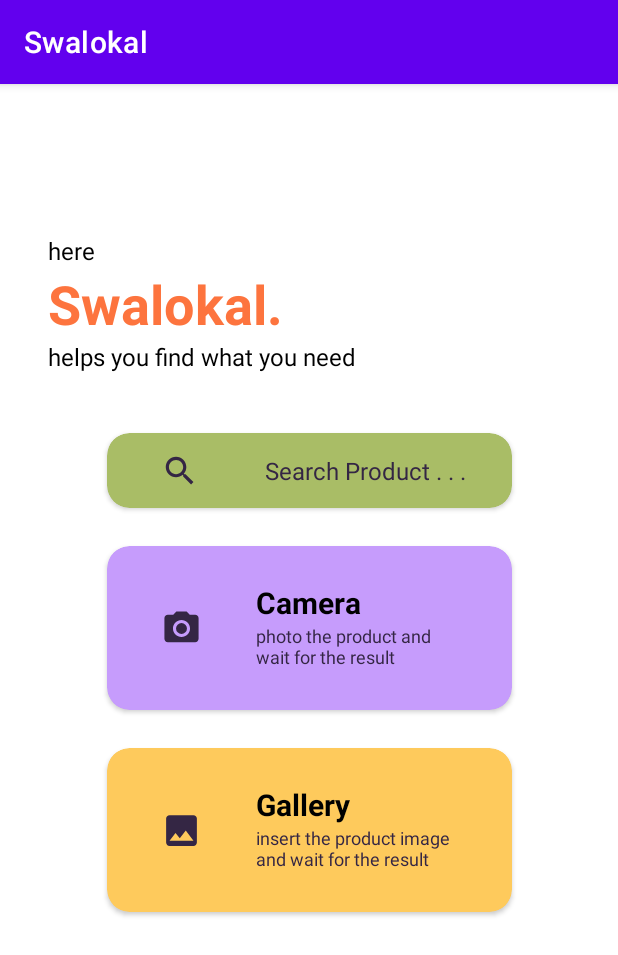
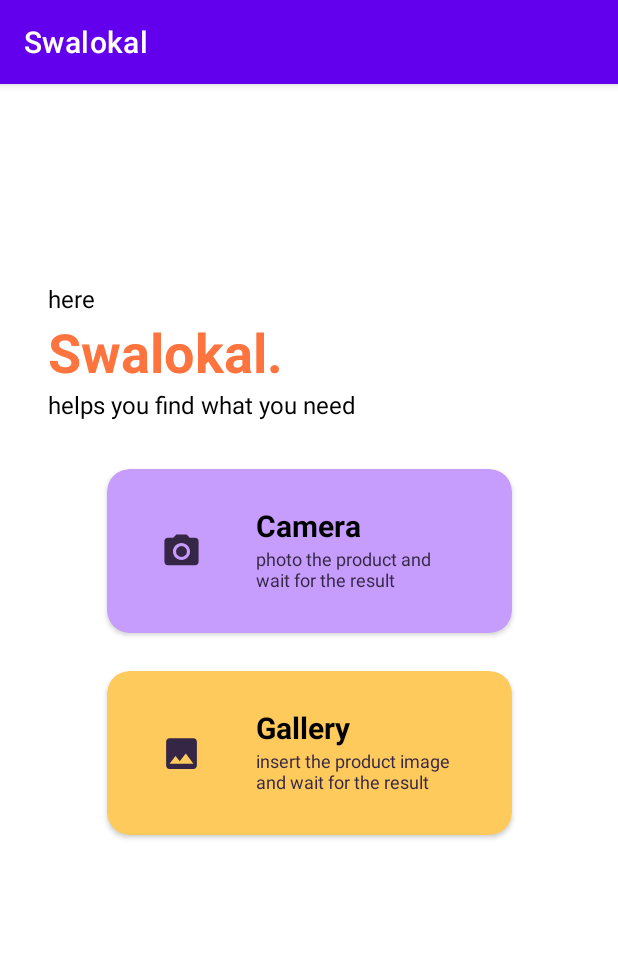
Before and after one commit to swalokal/Android-Development, an Android app: the screen it shows after launch (MainActivity), on a phone screen of 412 x 824 dp. Shown: the top 955 px of the screen. Run offline under Robolectric (Android 15) with nearby library versions, the phone set to English and light mode, and no system bars; 1 statement that could not run was skipped.

Commit message:
clean up

```diff
--- a/app/src/main/AndroidManifest.xml
+++ b/app/src/main/AndroidManifest.xml
@@ -43,7 +43,7 @@
             android:name=".ui.ProductImage.ProductImageActivity"
             android:exported="false" />
         <activity
-            android:name=".ui.CameraActivity"
+            android:name=".ui.Camera.CameraActivity"
             android:exported="false" />
         <activity
             android:name=".MainActivity"
--- a/app/src/main/java/com/capstone/swalokal/MainActivity.kt
+++ b/app/src/main/java/com/capstone/swalokal/MainActivity.kt
@@ -7,7 +7,7 @@ import androidx.appcompat.app.AppCompatActivity
 import android.os.Bundle
 import androidx.activity.result.contract.ActivityResultContracts
 import com.capstone.swalokal.databinding.ActivityMainBinding
-import com.capstone.swalokal.ui.CameraActivity
+import com.capstone.swalokal.ui.Camera.CameraActivity
 import com.capstone.swalokal.ui.ProductImage.ProductImageActivity
 import com.capstone.swalokal.ui.Search.SearchActivity
 import java.io.File
--- a/app/src/main/java/com/capstone/swalokal/ViewModelFactory.kt
+++ b/app/src/main/java/com/capstone/swalokal/ViewModelFactory.kt
@@ -5,7 +5,6 @@ import androidx.lifecycle.ViewModel
 import androidx.lifecycle.ViewModelProvider
 import com.capstone.swalokal.api.SwalokalRepository
 import com.capstone.swalokal.ui.ProductImage.ProductImageViewModel
-import com.capstone.swalokal.ui.Search.SearchViewModel
 
 class ViewModelFactory(private val repository: SwalokalRepository) :
     ViewModelProvider.Factory {
@@ -19,11 +18,6 @@ class ViewModelFactory(private val repository: SwalokalRepository) :
                 ProductImageViewModel(repository) as T
             }
 
-            modelClass.isAssignableFrom(SearchViewModel::class.java) -> {
-                SearchViewModel(repository) as T
-            }
-
-
             else -> throw IllegalArgumentException("Unknown ViewModel class: ${modelClass.name}")
         }
     }
--- a/app/src/main/java/com/capstone/swalokal/ui/CameraActivity.kt
+++ b/app/src/main/java/com/capstone/swalokal/ui/Camera/CameraActivity.kt
@@ -1,4 +1,4 @@
-package com.capstone.swalokal.ui
+package com.capstone.swalokal.ui.Camera
 
 import android.Manifest
 import android.content.Intent
--- a/app/src/main/res/layout/activity_main.xml
+++ b/app/src/main/res/layout/activity_main.xml
@@ -6,13 +6,13 @@
     android:layout_height="match_parent"
     tools:context=".MainActivity">
 
-
     <TextView
         android:id="@+id/textView"
         android:layout_width="wrap_content"
         android:layout_height="wrap_content"
         android:layout_marginStart="32dp"
-        android:text="here"
+        android:layout_marginTop="32dp"
+        android:text="@string/here"
         android:textColor="@color/black"
         android:textSize="16sp"
         app:layout_constraintStart_toStartOf="parent"
@@ -23,7 +23,7 @@
         android:id="@+id/textView2"
         android:layout_width="wrap_content"
         android:layout_height="wrap_content"
-        android:text="Swalokal."
+        android:text="@string/swalokal"
         android:textColor="@color/orange_crayola"
         android:textSize="36sp"
         android:textStyle="bold"
@@ -35,52 +35,12 @@
         android:id="@+id/textView3"
         android:layout_width="wrap_content"
         android:layout_height="wrap_content"
-        android:text="helps you find what you need"
+        android:text="@string/helps_you_find_what_you_need"
         android:textColor="@color/black"
         android:textSize="16sp"
         app:layout_constraintStart_toStartOf="@+id/textView2"
         app:layout_constraintTop_toBottomOf="@+id/textView2" />
 
-
-    <androidx.cardview.widget.CardView
-        android:id="@+id/searchProduct"
-        android:layout_width="270dp"
-        android:layout_height="50dp"
-        android:layout_marginTop="40dp"
-        android:backgroundTint="@color/olivine"
-        app:cardCornerRadius="15dp"
-        app:layout_constraintEnd_toEndOf="parent"
-        app:layout_constraintStart_toStartOf="parent"
-        app:layout_constraintTop_toBottomOf="@+id/textView3">
-
-        <androidx.constraintlayout.widget.ConstraintLayout
-            android:layout_width="match_parent"
-            android:layout_height="match_parent">
-
-            <ImageView
-                android:id="@+id/imageView2"
-                android:layout_width="wrap_content"
-                android:layout_height="wrap_content"
-                android:layout_marginStart="36dp"
-                android:contentDescription="cari barang"
-                android:src="@drawable/ic_search_25"
-                app:layout_constraintBottom_toBottomOf="parent"
-                app:layout_constraintStart_toStartOf="parent"
-                app:layout_constraintTop_toTopOf="parent" />
-
-            <TextView
-                android:layout_width="wrap_content"
-                android:layout_height="wrap_content"
-                android:layout_marginStart="44dp"
-                android:text="Search Product . . ."
-                android:textColor="@color/dark_purple"
-                android:textSize="16sp"
-                app:layout_constraintBottom_toBottomOf="parent"
-                app:layout_constraintStart_toEndOf="@+id/imageView2"
-                app:layout_constraintTop_toTopOf="parent" />
-
-        </androidx.constraintlayout.widget.ConstraintLayout>
-    </androidx.cardview.widget.CardView>
 
     <androidx.cardview.widget.CardView
         android:id="@+id/galleryOption"
@@ -103,6 +63,7 @@
                 android:layout_width="wrap_content"
                 android:layout_height="wrap_content"
                 android:layout_marginStart="36dp"
+                android:contentDescription="@string/gallery"
                 android:src="@drawable/ic_gallery_27"
                 app:layout_constraintBottom_toBottomOf="parent"
                 app:layout_constraintStart_toStartOf="parent"
@@ -114,7 +75,7 @@
                 android:layout_height="wrap_content"
                 android:layout_marginStart="36dp"
                 android:layout_marginTop="24dp"
-                android:text="Gallery"
+                android:text="@string/gallery"
                 android:textColor="@color/black"
                 android:textSize="20sp"
                 android:textStyle="bold"
@@ -126,7 +87,7 @@
                 android:layout_height="wrap_content"
                 android:layout_marginStart="36dp"
                 android:layout_marginEnd="36dp"
-                android:text="insert the product image and wait for the result"
+                android:text="@string/insert_the_product_image_and_wait_for_the_result"
                 android:textColor="@color/dark_purple"
                 android:textSize="12sp"
                 app:layout_constraintEnd_toEndOf="parent"
@@ -139,12 +100,12 @@
         android:id="@+id/cameraOption"
         android:layout_width="270dp"
         android:layout_height="109dp"
-        android:layout_marginTop="25dp"
+        android:layout_marginTop="32dp"
         android:backgroundTint="@color/mauve"
         app:cardCornerRadius="15dp"
         app:layout_constraintEnd_toEndOf="parent"
         app:layout_constraintStart_toStartOf="parent"
-        app:layout_constraintTop_toBottomOf="@+id/searchProduct">
+        app:layout_constraintTop_toBottomOf="@+id/textView3">
 
         <androidx.constraintlayout.widget.ConstraintLayout
             android:layout_width="match_parent"
@@ -155,6 +116,7 @@
                 android:layout_width="wrap_content"
                 android:layout_height="wrap_content"
                 android:layout_marginStart="36dp"
+                android:contentDescription="@string/camera"
                 android:src="@drawable/ic_camera_27"
                 app:layout_constraintBottom_toBottomOf="parent"
                 app:layout_constraintStart_toStartOf="parent"
@@ -166,7 +128,7 @@
                 android:layout_height="wrap_content"
                 android:layout_marginStart="36dp"
                 android:layout_marginTop="24dp"
-                android:text="Camera"
+                android:text="@string/camera"
                 android:textColor="@color/black"
                 android:textSize="20sp"
                 android:textStyle="bold"
@@ -178,7 +140,7 @@
                 android:layout_height="wrap_content"
                 android:layout_marginStart="36dp"
                 android:layout_marginEnd="36dp"
-                android:text="photo the product and wait for the result"
+                android:text="@string/photo_the_product_and_wait_for_the_result"
                 android:textColor="@color/dark_purple"
                 android:textSize="12sp"
                 app:layout_constraintEnd_toEndOf="parent"
@@ -186,7 +148,6 @@
                 app:layout_constraintTop_toBottomOf="@+id/textView4" />
         </androidx.constraintlayout.widget.ConstraintLayout>
     </androidx.cardview.widget.CardView>
-
 
     <androidx.constraintlayout.widget.Guideline
         android:id="@+id/guideline1"
--- a/app/src/main/res/layout/activity_product_image.xml
+++ b/app/src/main/res/layout/activity_product_image.xml
@@ -22,7 +22,7 @@
         android:background="@drawable/radius_15"
         android:layout_height="62dp"
         android:layout_marginTop="24dp"
-        android:text="find"
+        android:text="@string/find"
         app:layout_constraintEnd_toEndOf="parent"
         app:layout_constraintStart_toStartOf="parent"
         app:layout_constraintTop_toBottomOf="@+id/previewImageView" />
--- a/app/src/main/res/values/strings.xml
+++ b/app/src/main/res/values/strings.xml
@@ -1,4 +1,19 @@
 <resources>
     <string name="app_name">Swalokal</string>
     <string name="title_activity_maps">MapsActivity</string>
+    <string name="here">here</string>
+    <string name="swalokal">Swalokal.</string>
+    <string name="helps_you_find_what_you_need">helps you find what you need</string>
+    <string name="gallery">Gallery</string>
+    <string name="insert_the_product_image_and_wait_for_the_result">insert the product image and wait for the result</string>
+    <string name="camera">Camera</string>
+    <string name="photo_the_product_and_wait_for_the_result">photo the product and wait for the result</string>
+    <string name="find">find</string>
+    <string name="swith_camera">swith camera</string>
+    <string name="result_for">Result for</string>
+    <string name="expand">expand</string>
+    <string name="foto_toko">Foto Toko</string>
+    <string name="nama_toko">Nama Toko</string>
+    <string name="_100_m">100 m</string>
+    <string name="icon_route">Icon Route</string>
 </resources>
```
Also changed, not shown: app/src/main/java/com/capstone/swalokal/ui/DetailStore/DetailStoreActivity.kt (deleted, +0 -48 lines), app/src/main/java/com/capstone/swalokal/ui/Maps/MapsActivity.kt (+4 -18 lines), app/src/main/java/com/capstone/swalokal/ui/Search/SearchActivity.kt (deleted, +0 -105 lines), app/src/main/java/com/capstone/swalokal/ui/Search/SearchViewModel.kt (deleted, +0 -14 lines), app/src/main/java/com/capstone/swalokal/ui/SearchAdapter.kt (deleted, +0 -74 lines), app/src/main/res/layout/activity_camera.xml (+5 -3 lines), app/src/main/res/layout/activity_detail_store.xml (deleted, +0 -94 lines), app/src/main/res/layout/activity_maps.xml (+17 -15 lines), app/src/main/res/layout/activity_search.xml (deleted, +0 -89 lines).
